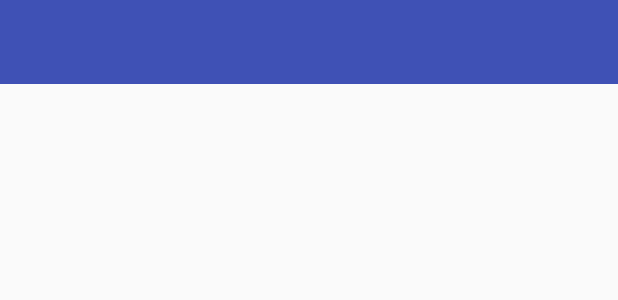
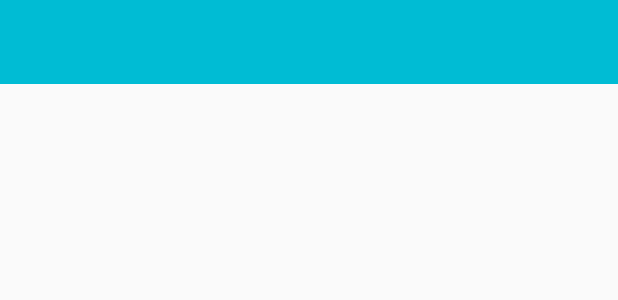
Before and after one commit to AxelUA95/NewsApp, an Android app: the layout toolbar.xml on its own in the app's theme, with its tools: preview values and no code run, on a phone screen of 412 x 824 dp. Shown: the top 300 px of the screen. Run offline under Robolectric (Android 15) with nearby library versions, the phone set to English and light mode, and no system bars.

Commit message:
Changing the colour scheme of the app.

```diff
--- a/app/src/main/res/values/color.xml
+++ b/app/src/main/res/values/color.xml
@@ -1,8 +1,8 @@
 <?xml version="1.0" encoding="utf-8"?>
 <resources>
 
-    <color name="primaryColor">#3F51B5</color>
-    <color name="primaryColorDark">#3949AB</color>
-    <color name="tabsScrollColor">#FFFFFF</color>
+    <color name="primaryColor">#00BCD4</color>
+    <color name="primaryColorDark">#00ACC1</color>
+    <color name="tabsScrollColor">#EEFF41</color>
 
 </resources>
```
